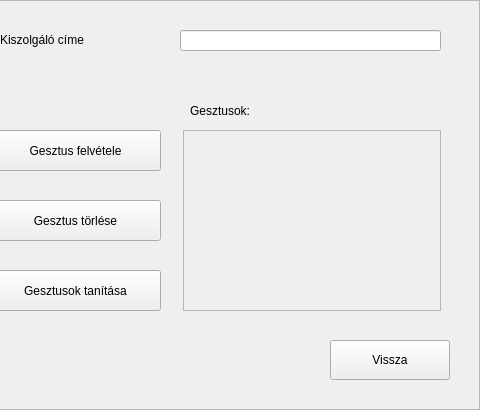
The window that UI/Views/trainOptionsForm.ui (Excal21/GestureBoard) describes before a commit, drawn with Qt 5; both pictures show x 320 to 800 and y 0 to 410 of the 800 by 410 pixel window.
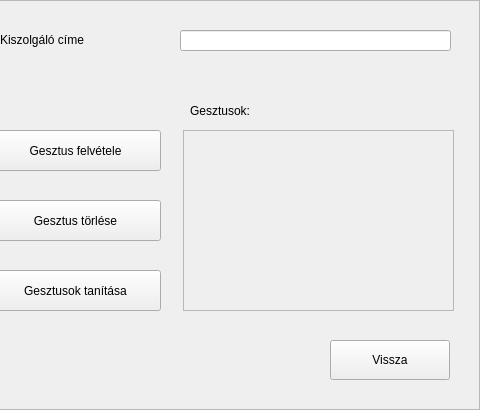
The same window after the commit.

```diff
--- a/UI/Views/trainOptionsForm.ui
+++ b/UI/Views/trainOptionsForm.ui
@@ -91,7 +91,7 @@
      <rect>
       <x>220</x>
       <y>30</y>
-      <width>261</width>
+      <width>271</width>
       <height>21</height>
      </rect>
     </property>
@@ -140,7 +140,7 @@
      <rect>
       <x>223</x>
       <y>130</y>
-      <width>258</width>
+      <width>271</width>
       <height>181</height>
      </rect>
     </property>
@@ -152,7 +152,7 @@
       <rect>
        <x>0</x>
        <y>0</y>
-       <width>256</width>
+       <width>269</width>
        <height>179</height>
       </rect>
      </property>
```
